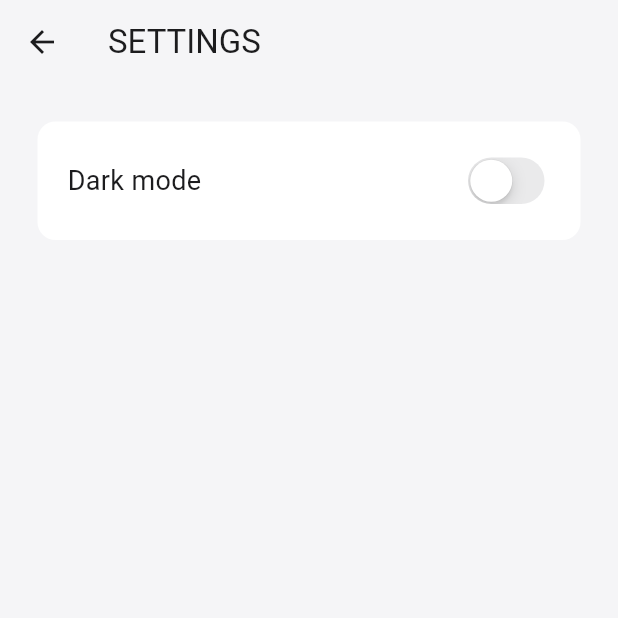
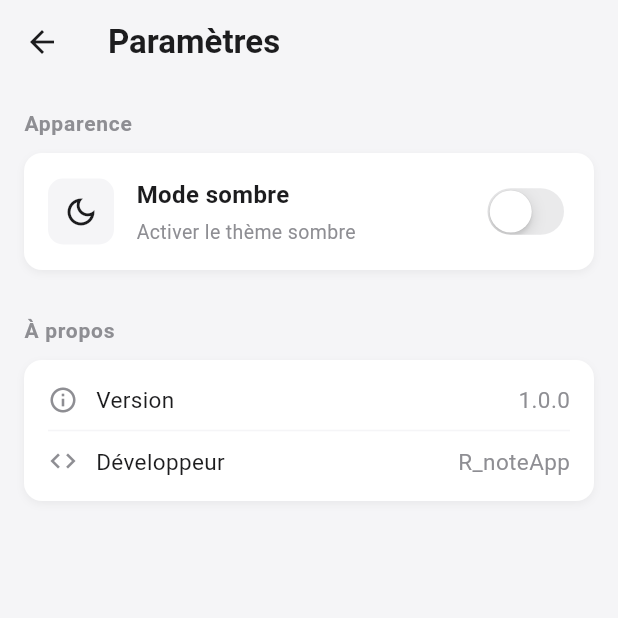
Before and after one commit to Rahim10020/NoteApp-Mkoko-, a Flutter app: the screen it shows after launch, in the side drawer, after a tap on "Paramètres", on a phone screen of 412 x 824 dp, the top half of it. Run offline on Flutter 3.47's test engine with Material 3 defaults, Android fonts, the phone set to English and light mode, and no system bars; our stand-ins replace google_fonts, isar, popover; accounts and stored records are empty; generated files the repository leaves out were written again.

Commit message:
amelioration de settings page

```diff
--- a/lib/pages/settings_page.dart
+++ b/lib/pages/settings_page.dart
@@ -10,44 +10,139 @@ class SettingsPage extends StatelessWidget {
   Widget build(BuildContext context) {
     return Scaffold(
       appBar: AppBar(
-        title: const Text("SETTINGS"),
+        title: const Text(
+          "Paramètres",
+          style: TextStyle(fontWeight: FontWeight.bold),
+        ),
         backgroundColor: Colors.transparent,
         foregroundColor: Theme.of(context).colorScheme.inversePrimary,
         elevation: 0,
       ),
       backgroundColor: Theme.of(context).colorScheme.surface,
-      body: Column(
+      body: ListView(
+        padding: const EdgeInsets.all(16),
         children: [
+          // Section Apparence
+          Text(
+            "Apparence",
+            style: TextStyle(
+              color: Theme.of(context).colorScheme.secondary,
+              fontSize: 14,
+              fontWeight: FontWeight.w600,
+              letterSpacing: 0.5,
+            ),
+          ),
+          const SizedBox(height: 10),
+
+          // Dark mode setting
           Container(
             decoration: BoxDecoration(
               color: Theme.of(context).colorScheme.primary,
               borderRadius: BorderRadius.circular(12),
+              boxShadow: [
+                BoxShadow(
+                  color: Colors.black.withValues(alpha: 0.05),
+                  blurRadius: 4,
+                  offset: const Offset(0, 2),
+                ),
+              ],
             ),
-            margin: const EdgeInsets.only(
-              left: 25,
-              top: 25,
-              right: 25,
-            ),
-            padding: const EdgeInsets.all(20),
+            padding: const EdgeInsets.all(16),
             child: Row(
-              mainAxisAlignment: MainAxisAlignment.spaceBetween,
               children: [
-                // the text for dark mode
-                Text(
-                  "Dark mode",
-                  style: TextStyle(
+                Container(
+                  padding: const EdgeInsets.all(10),
+                  decoration: BoxDecoration(
+                    color: Theme.of(context).colorScheme.surface,
+                    borderRadius: BorderRadius.circular(10),
+                  ),
+                  child: Icon(
+                    Icons.dark_mode_outlined,
                     color: Theme.of(context).colorScheme.inversePrimary,
-                    fontSize: 18,
+                    size: 24,
                   ),
                 ),
-                // now we gonna have the switch
+                const SizedBox(width: 15),
+                Expanded(
+                  child: Column(
+                    crossAxisAlignment: CrossAxisAlignment.start,
+                    children: [
+                      Text(
+                        "Mode sombre",
+                        style: TextStyle(
+                          color: Theme.of(context).colorScheme.inversePrimary,
+                          fontSize: 16,
+                          fontWeight: FontWeight.w600,
+                        ),
+                      ),
+                      const SizedBox(height: 4),
+                      Text(
+                        "Activer le thème sombre",
+                        style: TextStyle(
+                          color: Theme.of(context).colorScheme.secondary,
+                          fontSize: 13,
+                        ),
+                      ),
+                    ],
+                  ),
+                ),
                 CupertinoSwitch(
                   value: Provider.of<ThemeProvider>(context, listen: false)
                       .isDarkMode,
                   onChanged: (value) =>
                       Provider.of<ThemeProvider>(context, listen: false)
                           .toggleThemes(),
-                )
+                  activeColor: Theme.of(context).colorScheme.inversePrimary,
+                ),
+              ],
+            ),
+          ),
+
+          const SizedBox(height: 30),
+
+          // Section À propos
+          Text(
+            "À propos",
+            style: TextStyle(
+              color: Theme.of(context).colorScheme.secondary,
+              fontSize: 14,
+              fontWeight: FontWeight.w600,
+              letterSpacing: 0.5,
+            ),
+          ),
+          const SizedBox(height: 10),
+
+          Container(
+            decoration: BoxDecoration(
+              color: Theme.of(context).colorScheme.primary,
+              borderRadius: BorderRadius.circular(12),
+              boxShadow: [
+                BoxShadow(
+                  color: Colors.black.withValues(alpha: 0.05),
+                  blurRadius: 4,
+                  offset: const Offset(0, 2),
+                ),
+              ],
+            ),
+            padding: const EdgeInsets.all(16),
+            child: Column(
+              children: [
+                _buildInfoRow(
+                  context,
+                  "Version",
+                  "1.0.0",
+                  Icons.info_outline,
+                ),
+                Divider(
+                  height: 20,
+                  color: Theme.of(context).colorScheme.surface,
+                ),
+                _buildInfoRow(
+                  context,
+                  "Développeur",
+                  "R_noteApp",
+                  Icons.code_outlined,
+                ),
               ],
             ),
           ),
@@ -55,4 +150,37 @@ class SettingsPage extends StatelessWidget {
       ),
     );
   }
+
+  Widget _buildInfoRow(
+    BuildContext context,
+    String label,
+    String value,
+    IconData icon,
+  ) {
+    return Row(
+      children: [
+        Icon(
+          icon,
+          color: Theme.of(context).colorScheme.secondary,
+          size: 20,
+        ),
+        const SizedBox(width: 12),
+        Text(
+          label,
+          style: TextStyle(
+            color: Theme.of(context).colorScheme.inversePrimary,
+            fontSize: 15,
+          ),
+        ),
+        const Spacer(),
+        Text(
+          value,
+          style: TextStyle(
+            color: Theme.of(context).colorScheme.secondary,
+            fontSize: 15,
+          ),
+        ),
+      ],
+    );
+  }
 }
```
